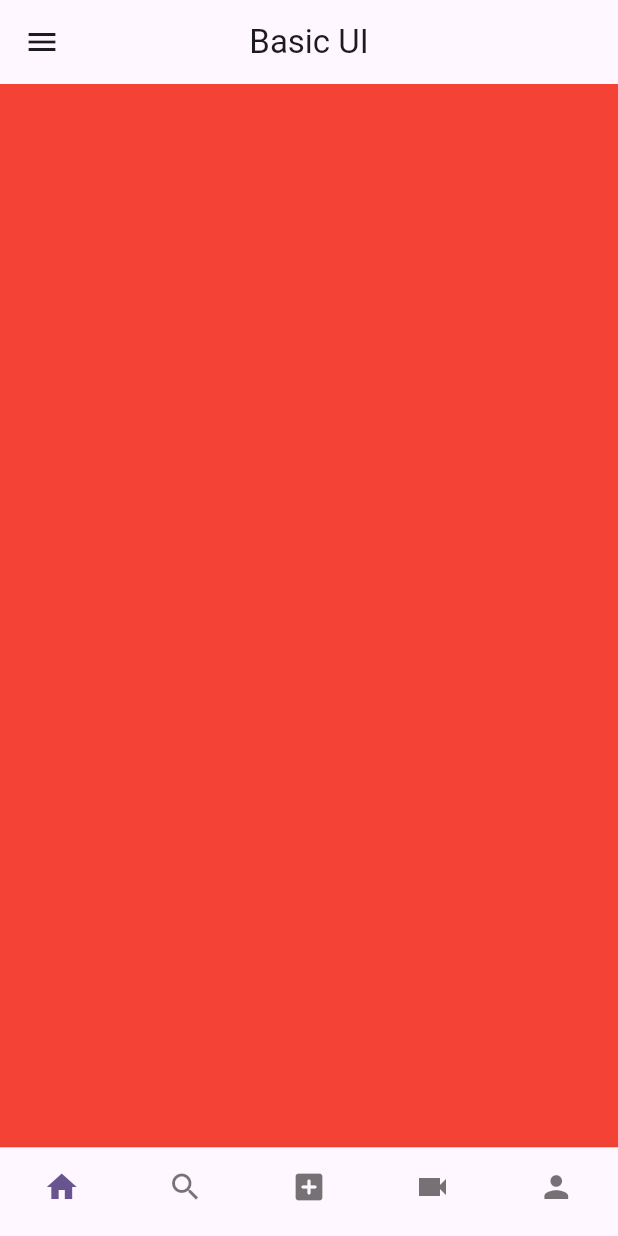
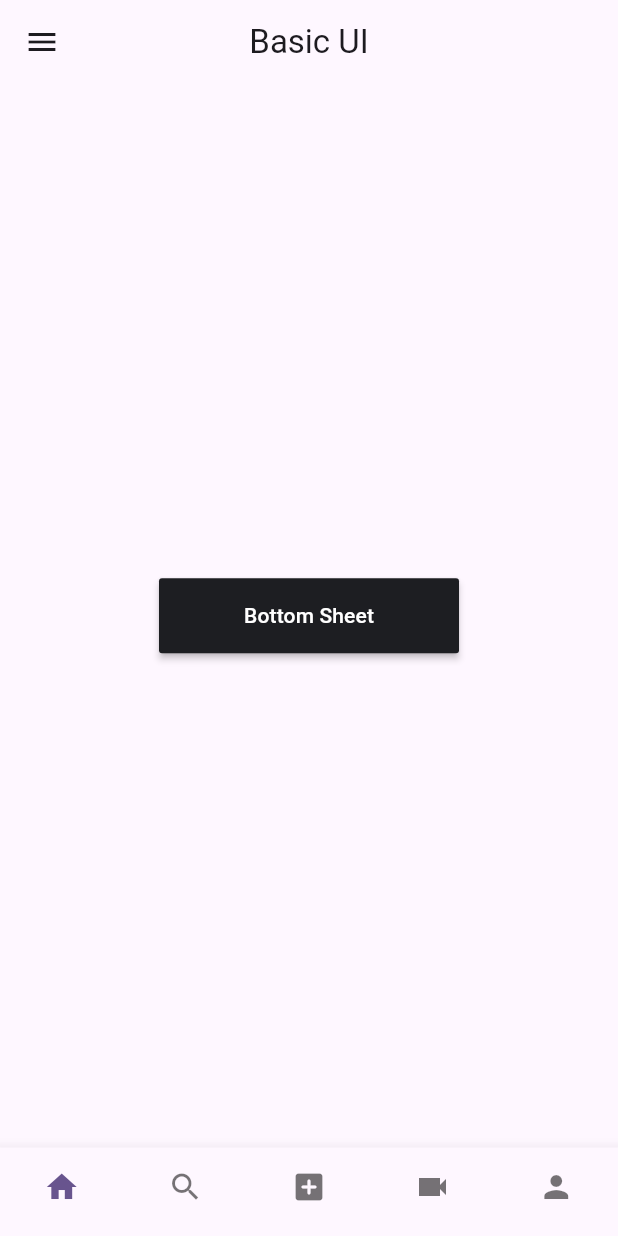
Before and after one commit to sabin79/Basic_UI, a Flutter app: the screen it shows after launch, on a phone screen of 412 x 824 dp. Run offline on Flutter 3.47's test engine with Material 3 defaults, Android fonts, the phone set to English and light mode, and no system bars; our stand-ins replace flutter_svg.

Commit message:
bottomSheet

```diff
--- a/lib/bottom_tabs.dart
+++ b/lib/bottom_tabs.dart
@@ -1,3 +1,4 @@
+import 'package:basic_ui/home_page.dart';
 import 'package:flutter/material.dart';
 import 'package:flutter_svg/flutter_svg.dart';
 
@@ -11,9 +12,7 @@ class BottomTabs extends StatefulWidget {
 class _BottomTabsState extends State<BottomTabs> {
   int _selectedIndex = 0;
   final List<Widget> _pages = [
-    Container(
-      color: Colors.red,
-    ),
+    const BottomSheetPage(),
     Container(
       color: Colors.blue,
     ),
--- /dev/null
+++ b/lib/home_page.dart
@@ -0,0 +1,49 @@
+import 'package:flutter/material.dart';
+
+class BottomSheetPage extends StatefulWidget {
+  const BottomSheetPage({super.key});
+
+  @override
+  State<BottomSheetPage> createState() => _BottomSheetPageState();
+}
+
+class _BottomSheetPageState extends State<BottomSheetPage> {
+  @override
+  Widget build(BuildContext context) {
+    return Container(
+      child: Center(
+        child: MaterialButton(
+            onPressed: () {
+              _displayBottomSheet(context);
+            },
+            height: 50,
+            minWidth: 200,
+            color: const Color(0xff1d1e22),
+            child: const Text('Bottom Sheet',
+                style: TextStyle(color: Colors.white))),
+      ),
+    );
+  }
+}
+
+Future _displayBottomSheet(BuildContext context) {
+  return showModalBottomSheet(
+    context: context,
+    backgroundColor: Colors.blue,
+    shape: const RoundedRectangleBorder(
+        borderRadius: BorderRadius.vertical(top: Radius.circular(20))),
+    builder: (context) {
+      return const SizedBox(
+        height: 200,
+        width: double.infinity,
+        child: Center(
+          child: Text(
+            "Bottom Sheet",
+            style: TextStyle(
+                fontWeight: FontWeight.bold, fontSize: 25, color: Colors.white),
+          ),
+        ),
+      );
+    },
+  );
+}
```
